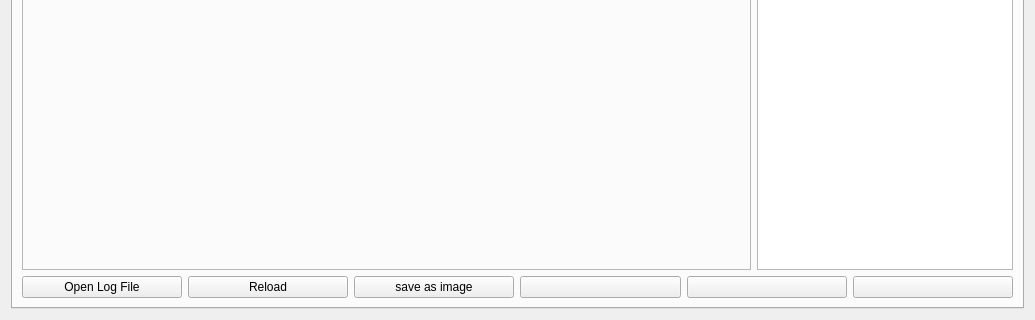
This is src/ui/qgcautoquad.ui in mpaperno/qgroundcontrol_aq as Qt 5 draws it before an edit; both pictures show x 0 to 1035 and y 373 to 693 of the 1035 by 693 pixel window. The edited form follows.
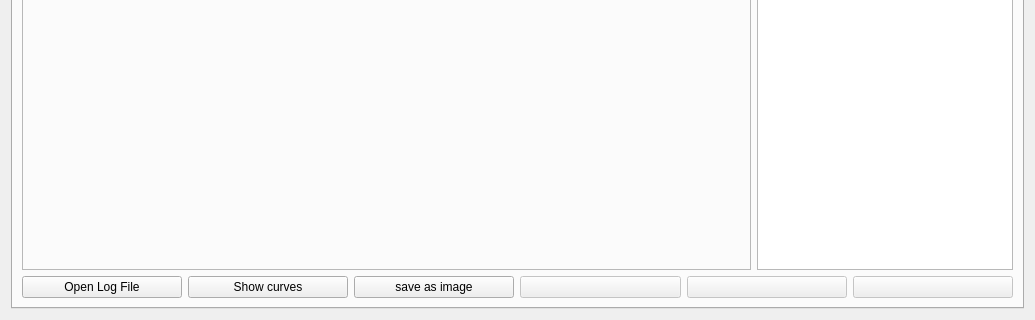
This is the edited form. The open tabs and pages were chosen to show the change.

What changed in the file:
```diff
--- a/src/ui/qgcautoquad.ui
+++ b/src/ui/qgcautoquad.ui
@@ -3352,9 +3352,9 @@
           </widget>
          </item>
          <item>
-          <widget class="QPushButton" name="pushButton_Reload">
+          <widget class="QPushButton" name="pushButtonshow_cahnnels">
            <property name="text">
-            <string>Reload</string>
+            <string>Show curves</string>
            </property>
           </widget>
          </item>
@@ -3366,7 +3366,10 @@
           </widget>
          </item>
          <item>
-          <widget class="QPushButton" name="pushButton_2">
+          <widget class="QPushButton" name="pushButton_Reload">
+           <property name="enabled">
+            <bool>false</bool>
+           </property>
            <property name="text">
             <string/>
            </property>
@@ -3374,6 +3377,9 @@
          </item>
          <item>
           <widget class="QPushButton" name="pushButton_3">
+           <property name="enabled">
+            <bool>false</bool>
+           </property>
            <property name="text">
             <string/>
            </property>
@@ -3381,6 +3387,9 @@
          </item>
          <item>
           <widget class="QPushButton" name="pushButton_4">
+           <property name="enabled">
+            <bool>false</bool>
+           </property>
            <property name="text">
             <string/>
            </property>
```
